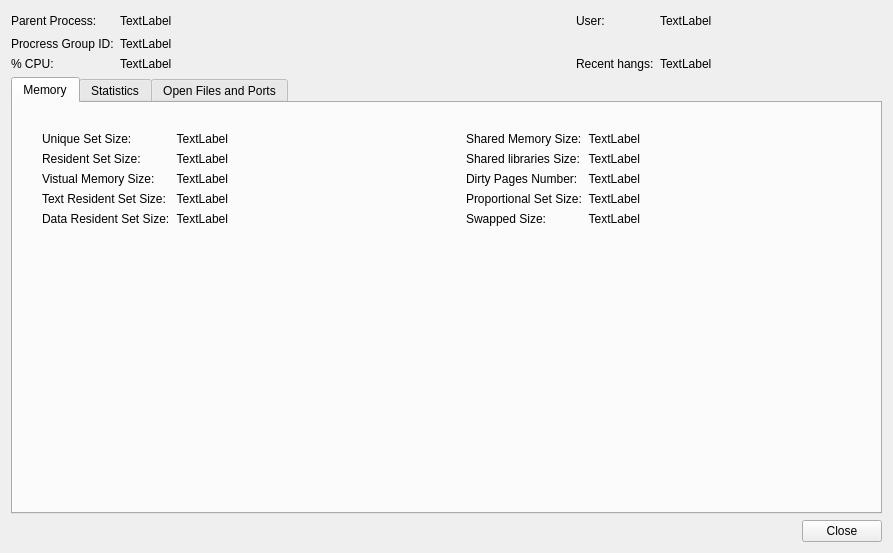
Above: Under Construction/Activity Monitor.app/Resources/dialog_inspect_process.ui from helloSystem/Utilities before the change. Below: the same form after it.
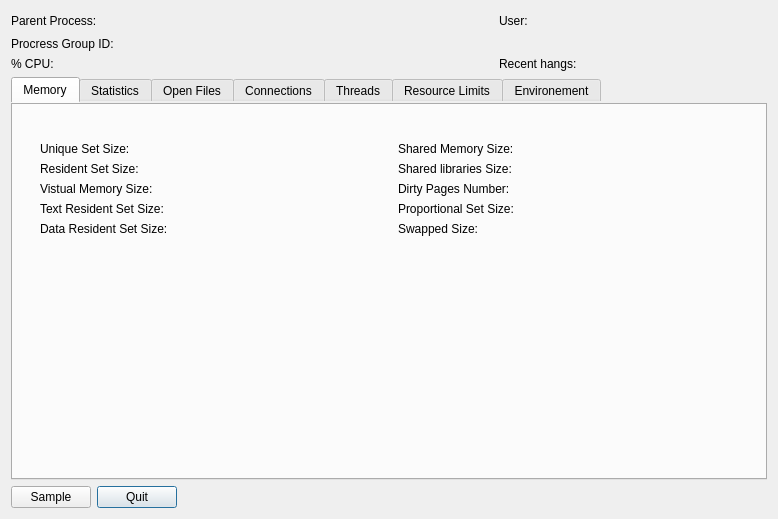
That is the form after the change.

Diff of the .ui file:
```diff
--- a/Under Construction/Activity Monitor.app/Resources/dialog_inspect_process.ui
+++ b/Under Construction/Activity Monitor.app/Resources/dialog_inspect_process.ui
@@ -6,8 +6,8 @@
             <rect>
                 <x>0</x>
                 <y>0</y>
-                <width>893</width>
-                <height>553</height>
+    <width>778</width>
+    <height>519</height>
             </rect>
         </property>
         <property name="windowTitle">
@@ -16,14 +16,14 @@
         <layout class="QVBoxLayout" name="verticalLayout_2">
             <item>
                 <layout class="QGridLayout" name="gridLayout">
-                    <item row="1" column="0" alignment="Qt::AlignLeft">
+     <item row="1" column="1" alignment="Qt::AlignLeft">
                         <widget class="QLabel" name="procress_group_id_label">
                             <property name="text">
                                 <string>Procress Group ID:</string>
                             </property>
                         </widget>
                     </item>
-                    <item row="2" column="1">
+     <item row="2" column="2">
                         <widget class="QLabel" name="cpu_percent_value">
                             <property name="sizePolicy">
                                 <sizepolicy hsizetype="MinimumExpanding" vsizetype="Preferred">
@@ -32,11 +32,11 @@
                                 </sizepolicy>
                             </property>
                             <property name="text">
-                                <string>TextLabel</string>
+        <string/>
                             </property>
                         </widget>
                     </item>
-                    <item row="0" column="1">
+     <item row="0" column="2">
                         <widget class="QLabel" name="parent_process_value">
                             <property name="sizePolicy">
                                 <sizepolicy hsizetype="MinimumExpanding" vsizetype="Preferred">
@@ -45,19 +45,28 @@
                                 </sizepolicy>
                             </property>
                             <property name="text">
-                                <string>TextLabel</string>
+        <string/>
                             </property>
                         </widget>
                     </item>
-                    <item row="3" column="0" colspan="5">
+     <item row="3" column="1" colspan="5">
                         <widget class="QTabWidget" name="tabWidget">
+       <property name="styleSheet">
+        <string notr="true">QTabWidget::tab-bar {
+        alignment: center;
+        }
+        QTabWidget::pane { /* The tab widget frame */
+        position: absolute;
+        top: -0.9em;
+        }</string>
+       </property>
                             <property name="tabShape">
                                 <enum>QTabWidget::Rounded</enum>
                             </property>
                             <property name="currentIndex">
                                 <number>0</number>
                             </property>
-                            <widget class="QWidget" name="memory_tab">
+       <widget class="QWidget" name="tab_Memory">
                                 <attribute name="title">
                                     <string>Memory</string>
                                 </attribute>
@@ -68,7 +77,7 @@
                                                 <number>20</number>
                                             </property>
                                             <property name="topMargin">
-                                                <number>20</number>
+            <number>30</number>
                                             </property>
                                             <property name="rightMargin">
                                                 <number>20</number>
@@ -94,10 +103,7 @@
                                                     <item row="4" column="0">
                                                         <widget class="QLabel" name="data_resident_set_size_label">
                                                             <property name="toolTip">
-                                                                <string>&lt;html&gt;&lt;head/&gt;&lt;body&gt;&lt;p&gt;The
-                                                                    amount of physical memory devoted to other than
-                                                                    executable code.&lt;/p&gt;&lt;/body&gt;&lt;/html&gt;
-                                                                </string>
+                <string>&lt;html&gt;&lt;head/&gt;&lt;body&gt;&lt;p&gt;The amount of physical memory devoted to other than executable code.&lt;/p&gt;&lt;/body&gt;&lt;/html&gt;</string>
                                                             </property>
                                                             <property name="text">
                                                                 <string>Data Resident Set Size:</string>
@@ -107,9 +113,7 @@
                                                     <item row="3" column="0">
                                                         <widget class="QLabel" name="text_resitent_set_size_label">
                                                             <property name="toolTip">
-                                                                <string>&lt;html&gt;&lt;head/&gt;&lt;body&gt;&lt;p&gt;The
-                                                                    amount of memory devoted to executable code. &lt;/p&gt;&lt;/body&gt;&lt;/html&gt;
-                                                                </string>
+                <string>&lt;html&gt;&lt;head/&gt;&lt;body&gt;&lt;p&gt;The amount of memory devoted to executable code. &lt;/p&gt;&lt;/body&gt;&lt;/html&gt;</string>
                                                             </property>
                                                             <property name="text">
                                                                 <string>Text Resident Set Size:</string>
@@ -119,11 +123,7 @@
                                                     <item row="0" column="0">
                                                         <widget class="QLabel" name="unique_set_size_label">
                                                             <property name="toolTip">
-                                                                <string>&lt;html&gt;&lt;head/&gt;&lt;body&gt;&lt;p&gt;This
-                                                                    is the memory which is unique to a process and which
-                                                                    would be freed if the process was terminated right
-                                                                    now.&lt;/p&gt;&lt;/body&gt;&lt;/html&gt;
-                                                                </string>
+                <string>&lt;html&gt;&lt;head/&gt;&lt;body&gt;&lt;p&gt;This is the memory which is unique to a process and which would be freed if the process was terminated right now.&lt;/p&gt;&lt;/body&gt;&lt;/html&gt;</string>
                                                             </property>
                                                             <property name="text">
                                                                 <string>Unique Set Size:</string>
@@ -132,47 +132,59 @@
                                                     </item>
                                                     <item row="4" column="1">
                                                         <widget class="QLabel" name="data_resident_set_size_value">
+               <property name="minimumSize">
+                <size>
+                 <width>20</width>
+                 <height>0</height>
+                </size>
+               </property>
                                                             <property name="text">
-                                                                <string>TextLabel</string>
+                <string/>
                                                             </property>
                                                             <property name="alignment">
-                                                                <set>Qt::AlignRight|Qt::AlignTrailing|Qt::AlignVCenter
-                                                                </set>
+                <set>Qt::AlignRight|Qt::AlignTrailing|Qt::AlignVCenter</set>
                                                             </property>
                                                         </widget>
                                                     </item>
                                                     <item row="0" column="1">
                                                         <widget class="QLabel" name="unique_set_size_value">
+               <property name="minimumSize">
+                <size>
+                 <width>20</width>
+                 <height>0</height>
+                </size>
+               </property>
                                                             <property name="toolTip">
                                                                 <string/>
                                                             </property>
                                                             <property name="text">
-                                                                <string>TextLabel</string>
+                <string/>
                                                             </property>
                                                             <property name="alignment">
-                                                                <set>Qt::AlignRight|Qt::AlignTrailing|Qt::AlignVCenter
-                                                                </set>
+                <set>Qt::AlignRight|Qt::AlignTrailing|Qt::AlignVCenter</set>
                                                             </property>
                                                         </widget>
                                                     </item>
                                                     <item row="1" column="1">
                                                         <widget class="QLabel" name="resident_set_size_value">
+               <property name="minimumSize">
+                <size>
+                 <width>20</width>
+                 <height>0</height>
+                </size>
+               </property>
                                                             <property name="text">
-                                                                <string>TextLabel</string>
+                <string/>
                                                             </property>
                                                             <property name="alignment">
-                                                                <set>Qt::AlignRight|Qt::AlignTrailing|Qt::AlignVCenter
-                                                                </set>
+                <set>Qt::AlignRight|Qt::AlignTrailing|Qt::AlignVCenter</set>
                                                             </property>
                                                         </widget>
                                                     </item>
                                                     <item row="2" column="0">
                                                         <widget class="QLabel" name="virtual_memory_size_label">
                                                             <property name="toolTip">
-                                                                <string>&lt;html&gt;&lt;head/&gt;&lt;body&gt;&lt;p&gt;This
-                                                                    is the total amount of virtual memory used by the
-                                                                    process. &lt;/p&gt;&lt;/body&gt;&lt;/html&gt;
-                                                                </string>
+                <string>&lt;html&gt;&lt;head/&gt;&lt;body&gt;&lt;p&gt;This is the total amount of virtual memory used by the process. &lt;/p&gt;&lt;/body&gt;&lt;/html&gt;</string>
                                                             </property>
                                                             <property name="text">
                                                                 <string>Vistual Memory Size:</string>
@@ -181,33 +193,40 @@
                                                     </item>
                                                     <item row="3" column="1">
                                                         <widget class="QLabel" name="text_resitent_set_size_value">
+               <property name="minimumSize">
+                <size>
+                 <width>20</width>
+                 <height>0</height>
+                </size>
+               </property>
                                                             <property name="text">
-                                                                <string>TextLabel</string>
+                <string/>
                                                             </property>
                                                             <property name="alignment">
-                                                                <set>Qt::AlignRight|Qt::AlignTrailing|Qt::AlignVCenter
-                                                                </set>
+                <set>Qt::AlignRight|Qt::AlignTrailing|Qt::AlignVCenter</set>
                                                             </property>
                                                         </widget>
                                                     </item>
                                                     <item row="2" column="1">
                                                         <widget class="QLabel" name="virtual_memory_size_value">
+               <property name="minimumSize">
+                <size>
+                 <width>20</width>
+                 <height>0</height>
+                </size>
+               </property>
                                                             <property name="text">
-                                                                <string>TextLabel</string>
+                <string/>
                                                             </property>
                                                             <property name="alignment">
-                                                                <set>Qt::AlignRight|Qt::AlignTrailing|Qt::AlignVCenter
-                                                                </set>
+                <set>Qt::AlignRight|Qt::AlignTrailing|Qt::AlignVCenter</set>
                                                             </property>
                                                         </widget>
                                                     </item>
                                                     <item row="1" column="0">
                                                         <widget class="QLabel" name="resident_set_size_label">
                                                             <property name="toolTip">
-                                                                <string>&lt;html&gt;&lt;head/&gt;&lt;body&gt;&lt;p&gt;This
-                                                                    is the non-swapped physical memory a process has
-                                                                    used. &lt;/p&gt;&lt;/body&gt;&lt;/html&gt;
-                                                                </string>
+                <string>&lt;html&gt;&lt;head/&gt;&lt;body&gt;&lt;p&gt;This is the non-swapped physical memory a process has used. &lt;/p&gt;&lt;/body&gt;&lt;/html&gt;</string>
                                                             </property>
                                                             <property name="text">
                                                                 <string>Resident Set Size:</string>
@@ -235,36 +254,47 @@
                                             <item>
                                                 <layout class="QGridLayout" name="gridLayout_3">
                                                     <property name="leftMargin">
-                                                        <number>20</number>
+              <number>0</number>
+             </property>
+             <property name="topMargin">
+              <number>0</number>
                                                     </property>
                                                     <item row="1" column="1">
                                                         <widget class="QLabel" name="shared_libraries_size_value">
+               <property name="minimumSize">
+                <size>
+                 <width>20</width>
+                 <height>0</height>
+                </size>
+               </property>
                                                             <property name="text">
-                                                                <string>TextLabel</string>
+                <string/>
                                                             </property>
                                                             <property name="alignment">
-                                                                <set>Qt::AlignRight|Qt::AlignTrailing|Qt::AlignVCenter
-                                                                </set>
+                <set>Qt::AlignRight|Qt::AlignTrailing|Qt::AlignVCenter</set>
                                                             </property>
                                                         </widget>
                                                     </item>
                                                     <item row="2" column="1">
                                                         <widget class="QLabel" name="dirty_pages_number_value">
+               <property name="minimumSize">
+                <size>
+                 <width>20</width>
+                 <height>0</height>
+                </size>
+               </property>
                                                             <property name="text">
-                                                                <string>TextLabel</string>
+                <string/>
                                                             </property>
                                                             <property name="alignment">
-                                                                <set>Qt::AlignRight|Qt::AlignTrailing|Qt::AlignVCenter
-                                                                </set>
+                <set>Qt::AlignRight|Qt::AlignTrailing|Qt::AlignVCenter</set>
                                                             </property>
                                                         </widget>
                                                     </item>
                                                     <item row="2" column="0">
                                                         <widget class="QLabel" name="dirty_pages_number_label">
                                                             <property name="toolTip">
-                                                                <string>&lt;html&gt;&lt;head/&gt;&lt;body&gt;&lt;p&gt;The
-                                                                    number of dirty pages.&lt;/p&gt;&lt;/body&gt;&lt;/html&gt;
-                                                                </string>
+                <string>&lt;html&gt;&lt;head/&gt;&lt;body&gt;&lt;p&gt;The number of dirty pages.&lt;/p&gt;&lt;/body&gt;&lt;/html&gt;</string>
                                                             </property>
                                                             <property name="text">
                                                                 <string>Dirty Pages Number:</string>
@@ -273,21 +303,24 @@
                                                     </item>
                                                     <item row="3" column="1">
                                                         <widget class="QLabel" name="proportional_set_size_value">
+               <property name="minimumSize">
+                <size>
+                 <width>20</width>
+                 <height>0</height>
+                </size>
+               </property>
                                                             <property name="text">
-                                                                <string>TextLabel</string>
+                <string/>
                                                             </property>
                                                             <property name="alignment">
-                                                                <set>Qt::AlignRight|Qt::AlignTrailing|Qt::AlignVCenter
-                                                                </set>
+                <set>Qt::AlignRight|Qt::AlignTrailing|Qt::AlignVCenter</set>
                                                             </property>
                                                         </widget>
                                                     </item>
                                                     <item row="1" column="0">
                                                         <widget class="QLabel" name="shared_libraries_size_label">
                                                             <property name="toolTip">
-                                                                <string>&lt;html&gt;&lt;head/&gt;&lt;body&gt;&lt;p&gt;The
-                                                                    memory used by shared libraries.&lt;/p&gt;&lt;/body&gt;&lt;/html&gt;
-                                                                </string>
+                <string>&lt;html&gt;&lt;head/&gt;&lt;body&gt;&lt;p&gt;The memory used by shared libraries.&lt;/p&gt;&lt;/body&gt;&lt;/html&gt;</string>
                                                             </property>
                                                             <property name="text">
                                                                 <string>Shared libraries Size:</string>
@@ -297,10 +330,7 @@
                                                     <item row="0" column="0">
                                                         <widget class="QLabel" name="shared_memory_size_label">
                                                             <property name="toolTip">
-                                                                <string>&lt;html&gt;&lt;head/&gt;&lt;body&gt;&lt;p&gt;
-                                                                    Memory that could be potentially shared with other
-                                                                    processes.&lt;/p&gt;&lt;/body&gt;&lt;/html&gt;
-                                                                </string>
+                <string>&lt;html&gt;&lt;head/&gt;&lt;body&gt;&lt;p&gt; Memory that could be potentially shared with other processes.&lt;/p&gt;&lt;/body&gt;&lt;/html&gt;</string>
                                                             </property>
                                                             <property name="text">
                                                                 <string>Shared Memory Size:</string>
@@ -309,23 +339,24 @@
                                                     </item>
                                                     <item row="0" column="1">
                                                         <widget class="QLabel" name="shared_memory_size_value">
+               <property name="minimumSize">
+                <size>
+                 <width>20</width>
+                 <height>0</height>
+                </size>
+               </property>
                                                             <property name="text">
-                                                                <string>TextLabel</string>
+                <string/>
                                                             </property>
                                                             <property name="alignment">
-                                                                <set>Qt::AlignRight|Qt::AlignTrailing|Qt::AlignVCenter
-                                                                </set>
+                <set>Qt::AlignRight|Qt::AlignTrailing|Qt::AlignVCenter</set>
                                                             </property>
                                                         </widget>
                                                     </item>
                                                     <item row="3" column="0">
                                                         <widget class="QLabel" name="proportional_set_size_label">
                                                             <property name="toolTip">
-                                                                <string>&lt;html&gt;&lt;head/&gt;&lt;body&gt;&lt;p&gt;The
-                                                                    amount of memory shared with other processes,
-                                                                    accounted in a way that the amount is divided evenly
-                                                                    between the processes that share it. &lt;/p&gt;&lt;/body&gt;&lt;/html&gt;
-                                                                </string>
+                <string>&lt;html&gt;&lt;head/&gt;&lt;body&gt;&lt;p&gt;The amount of memory shared with other processes, accounted in a way that the amount is divided evenly between the processes that share it. &lt;/p&gt;&lt;/body&gt;&lt;/html&gt;</string>
                                                             </property>
                                                             <property name="text">
                                                                 <string>Proportional Set Size:</string>
@@ -348,9 +379,7 @@
                                                     <item row="4" column="0">
                                                         <widget class="QLabel" name="swapped_size_label">
                                                             <property name="toolTip">
-                                                                <string>&lt;html&gt;&lt;head/&gt;&lt;body&gt;&lt;p&gt;Amount
-                                                                    of memory that has been swapped out to disk.&lt;/p&gt;&lt;/body&gt;&lt;/html&gt;
-                                                                </string>
+                <string>&lt;html&gt;&lt;head/&gt;&lt;body&gt;&lt;p&gt;Amount of memory that has been swapped out to disk.&lt;/p&gt;&lt;/body&gt;&lt;/html&gt;</string>
                                                             </property>
                                                             <property name="text">
                                                                 <string>Swapped Size:</string>
@@ -359,12 +388,17 @@
                                                     </item>
                                                     <item row="4" column="1">
                                                         <widget class="QLabel" name="swapped_size_value">
+               <property name="minimumSize">
+                <size>
+                 <width>20</width>
+                 <height>0</height>
+                </size>
+               </property>
                                                             <property name="text">
-                                                                <string>TextLabel</string>
+                <string/>
                                                             </property>
                                                             <property name="alignment">
-                                                                <set>Qt::AlignRight|Qt::AlignTrailing|Qt::AlignVCenter
-                                                                </set>
+                <set>Qt::AlignRight|Qt::AlignTrailing|Qt::AlignVCenter</set>
                                                             </property>
                                                         </widget>
                                                     </item>
@@ -387,31 +421,113 @@
                                     </item>
                                 </layout>
                             </widget>
-                            <widget class="QWidget" name="statistics_tab">
+       <widget class="QWidget" name="tab_Statistics">
                                 <attribute name="title">
                                     <string>Statistics</string>
                                 </attribute>
-                                <layout class="QVBoxLayout" name="verticalLayout">
+        <layout class="QHBoxLayout" name="horizontalLayout_4">
+         <property name="leftMargin">
+          <number>20</number>
+         </property>
+         <property name="topMargin">
+          <number>30</number>
+         </property>
+         <property name="rightMargin">
+          <number>20</number>
+         </property>
+         <property name="bottomMargin">
+          <number>20</number>
+         </property>
                                     <item>
                                         <widget class="QTextEdit" name="textEdit"/>
                                     </item>
                                 </layout>
                             </widget>
-                            <widget class="QWidget" name="tab">
+       <widget class="QWidget" name="tab_OpenFiles">
                                 <attribute name="title">
-                                    <string>Open Files and Ports</string>
-                                </attribute>
-                            </widget>
-                        </widget>
-                    </item>
-                    <item row="0" column="3" alignment="Qt::AlignLeft">
+         <string>Open Files</string>
+        </attribute>
+        <layout class="QHBoxLayout" name="horizontalLayout">
+         <property name="leftMargin">
+          <number>20</number>
+         </property>
+         <property name="topMargin">
+          <number>30</number>
+         </property>
+         <property name="rightMargin">
+          <number>20</number>
+         </property>
+         <property name="bottomMargin">
+          <number>20</number>
+         </property>
+         <item>
+          <widget class="QTreeView" name="OpenFileTreeView">
+           <property name="sizeAdjustPolicy">
+            <enum>QAbstractScrollArea::AdjustToContents</enum>
+           </property>
+           <property name="uniformRowHeights">
+            <bool>true</bool>
+           </property>
+           <property name="itemsExpandable">
+            <bool>true</bool>
+           </property>
+           <property name="sortingEnabled">
+            <bool>true</bool>
+           </property>
+           <property name="headerHidden">
+            <bool>false</bool>
+           </property>
+          </widget>
+         </item>
+        </layout>
+       </widget>
+       <widget class="QWidget" name="tab_Connections">
+        <attribute name="title">
+         <string>Connections</string>
+        </attribute>
+       </widget>
+       <widget class="QWidget" name="tab_Threads">
+        <attribute name="title">
+         <string>Threads</string>
+        </attribute>
+       </widget>
+       <widget class="QWidget" name="tab_ResourcesLimites">
+        <attribute name="title">
+         <string>Resource Limits</string>
+        </attribute>
+       </widget>
+       <widget class="QWidget" name="tab_Environement">
+        <attribute name="title">
+         <string>Environement</string>
+        </attribute>
+        <layout class="QHBoxLayout" name="horizontalLayout_5">
+         <property name="leftMargin">
+          <number>20</number>
+         </property>
+         <property name="topMargin">
+          <number>30</number>
+         </property>
+         <property name="rightMargin">
+          <number>20</number>
+         </property>
+         <property name="bottomMargin">
+          <number>20</number>
+         </property>
+         <item>
+          <widget class="QTreeView" name="treeViewEnvironement"/>
+         </item>
+        </layout>
+       </widget>
+      </widget>
+     </item>
+     <item row="0" column="4" alignment="Qt::AlignLeft">
                         <widget class="QLabel" name="user_label">
                             <property name="text">
                                 <string>User:</string>
                             </property>
                         </widget>
                     </item>
-                    <item row="2" column="4">
+     <item row="2" column="5">
                         <widget class="QLabel" name="label_4">
                             <property name="sizePolicy">
                                 <sizepolicy hsizetype="MinimumExpanding" vsizetype="Preferred">
@@ -420,18 +536,18 @@
                                 </sizepolicy>
                             </property>
                             <property name="text">
-                                <string>TextLabel</string>
+        <string/>
                             </property>
                         </widget>
                     </item>
-                    <item row="0" column="0" alignment="Qt::AlignLeft">
+     <item row="0" column="1" alignment="Qt::AlignLeft">
                         <widget class="QLabel" name="parent_process_label">
                             <property name="text">
                                 <string>Parent Process:</string>
                             </property>
                         </widget>
                     </item>
-                    <item row="1" column="1">
+     <item row="1" column="2">
                         <widget class="QLabel" name="process_group_id_value">
                             <property name="sizePolicy">
                                 <sizepolicy hsizetype="MinimumExpanding" vsizetype="Preferred">
@@ -440,21 +556,11 @@
                                 </sizepolicy>
                             </property>
                             <property name="text">
-                                <string>TextLabel</string>
+        <string/>
                             </property>
                         </widget>
                     </item>
-                    <item row="4" column="0" colspan="5">
-                        <widget class="QDialogButtonBox" name="buttonBox">
-                            <property name="standardButtons">
-                                <set>QDialogButtonBox::Close</set>
-                            </property>
-                            <property name="centerButtons">
-                                <bool>false</bool>
-                            </property>
-                        </widget>
-                    </item>
-                    <item row="0" column="4">
+     <item row="0" column="5">
                         <widget class="QLabel" name="user_value">
                             <property name="sizePolicy">
                                 <sizepolicy hsizetype="MinimumExpanding" vsizetype="Preferred">
@@ -463,25 +569,25 @@
                                 </sizepolicy>
                             </property>
                             <property name="text">
-                                <string>TextLabel</string>
+        <string/>
                             </property>
                         </widget>
                     </item>
-                    <item row="2" column="0" alignment="Qt::AlignLeft">
+     <item row="2" column="1" alignment="Qt::AlignLeft">
                         <widget class="QLabel" name="cpu_percent_label">
                             <property name="text">
                                 <string>% CPU:</string>
                             </property>
                         </widget>
                     </item>
-                    <item row="2" column="3" alignment="Qt::AlignLeft">
+     <item row="2" column="4" alignment="Qt::AlignLeft">
                         <widget class="QLabel" name="label_9">
                             <property name="text">
                                 <string>Recent hangs:</string>
                             </property>
                         </widget>
                     </item>
-                    <item row="0" column="2">
+     <item row="0" column="3">
                         <spacer name="horizontalSpacer_2">
                             <property name="orientation">
                                 <enum>Qt::Horizontal</enum>
@@ -496,6 +602,43 @@
                     </item>
                 </layout>
             </item>
+   <item>
+    <layout class="QHBoxLayout" name="horizontalLayout_6">
+     <property name="topMargin">
+      <number>0</number>
+     </property>
+     <item>
+      <widget class="QPushButton" name="buttonSample">
+       <property name="text">
+        <string>Sample</string>
+       </property>
+      </widget>
+     </item>
+     <item>
+      <widget class="QPushButton" name="buttonQuit">
+       <property name="text">
+        <string>Quit</string>
+       </property>
+       <property name="default">
+        <bool>true</bool>
+       </property>
+      </widget>
+     </item>
+     <item>
+      <spacer name="horizontalSpacer_4">
+       <property name="orientation">
+        <enum>Qt::Horizontal</enum>
+       </property>
+       <property name="sizeHint" stdset="0">
+        <size>
+         <width>40</width>
+         <height>20</height>
+        </size>
+       </property>
+      </spacer>
+     </item>
+    </layout>
+   </item>
         </layout>
     </widget>
     <resources/>
```
Lines whose indentation alone changed are shown as unchanged.
